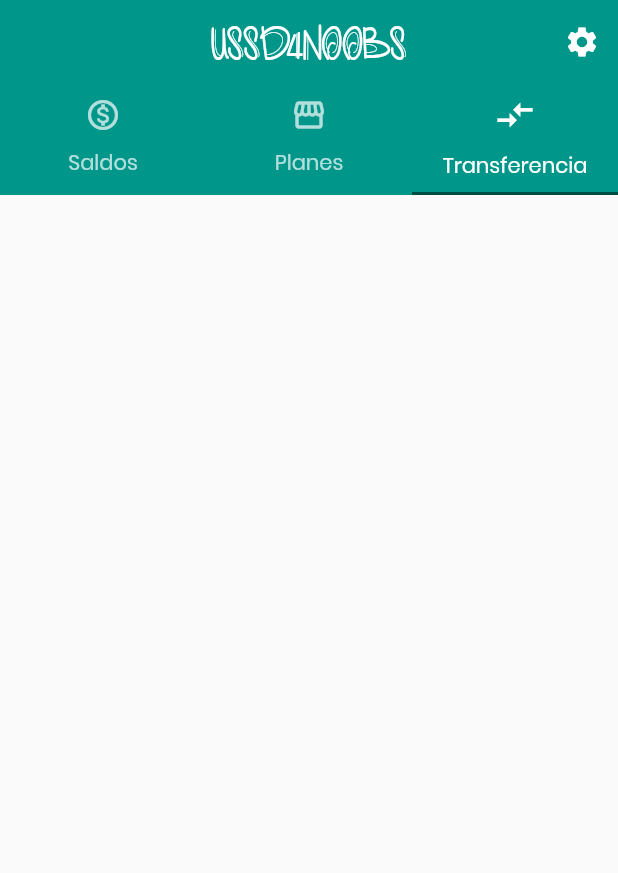
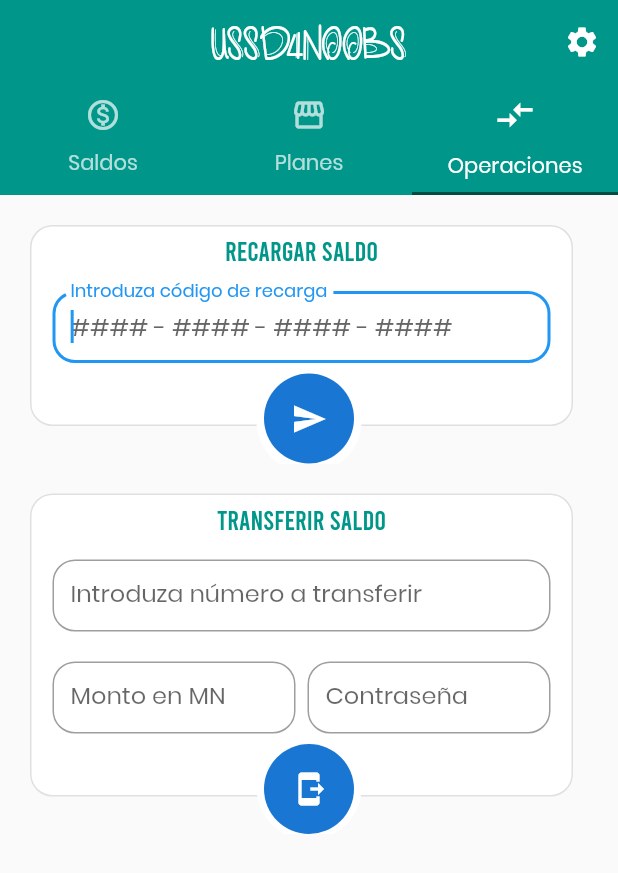
Before and after one commit to Daym3l/ussd4noobs_flutter, a Flutter app: the screen it shows after launch, tab 3 chosen, on a phone screen of 412 x 824 dp. Shown: the top 873 px of the screen. Run offline on Flutter 3.47's test engine with Material 2 defaults, Android fonts, the phone set to English and light mode, and no system bars; our stand-ins replace mask_text_input_formatter, package_info, percent_indicator.

Commit message:
operaciones tab

```diff
--- a/lib/pages/page.home.dart
+++ b/lib/pages/page.home.dart
@@ -1,6 +1,7 @@
 import 'package:flutter/material.dart';
 import 'package:ussd4noobs/pages/tab.planes.dart';
 import 'package:ussd4noobs/pages/tab.saldos.dart';
+import 'package:ussd4noobs/pages/tab.tranferencia.dart';
 import 'package:ussd4noobs/widgets/text/widget.appBarTitle.dart';
 import 'package:ussd4noobs/widgets/text/widget.AppTitleFormat.dart';
 
@@ -33,13 +34,13 @@ class HomePage extends StatelessWidget {
                   Icons.compare_arrows_sharp,
                   size: 28,
                 ),
-                text: 'Transferencia',
+                text: 'Operaciones',
               )
             ],
           ),
         ),
         body: TabBarView(
-          children: [TabSaldos(), TabPlanes(), Container()],
+          children: [TabSaldos(), TabPlanes(), TabTraferencia()],
         ),
       ),
     );
--- /dev/null
+++ b/lib/pages/tab.tranferencia.dart
@@ -0,0 +1,223 @@
+import 'package:flutter/material.dart';
+import 'package:flutter/services.dart';
+import 'package:ussd4noobs/helpers/helper.colors.dart';
+import 'package:ussd4noobs/widgets/text/wideget.Title.dart';
+import 'package:mask_text_input_formatter/mask_text_input_formatter.dart';
+
+class TabTraferencia extends StatefulWidget {
+  @override
+  _TabTraferenciaState createState() => _TabTraferenciaState();
+}
+
+class _TabTraferenciaState extends State<TabTraferencia> {
+  TextEditingController controllerSaldo = TextEditingController();
+  TextEditingController controllerTrans = TextEditingController();
+  var maskFormatterod = new MaskTextInputFormatter(
+      mask: '#### - #### - #### - ####', filter: {"#": RegExp(r'[0-9]')});
+  var maskFormattertelf = new MaskTextInputFormatter(
+      mask: '+53 # ### ## ##', filter: {"#": RegExp(r'[0-9]')});
+
+  @override
+  Widget build(BuildContext context) {
+    // controllerSaldo.addListener(() {
+    //   print(controllerSaldo.text);
+    // });
+    return SingleChildScrollView(
+        child: Column(
+      children: [
+        Stack(
+          children: [
+            Padding(
+              padding: EdgeInsets.fromLTRB(20, 20, 20, 25),
+              child: Container(
+                width: 400,
+                margin: EdgeInsets.only(right: 10),
+                padding: EdgeInsets.fromLTRB(10, 5, 10, 25),
+                decoration: BoxDecoration(
+                  color: Colors.white,
+                  border: Border.all(color: Colors.grey[300], width: 1),
+                  borderRadius: BorderRadius.circular(15),
+                ),
+                child: Column(
+                  children: [
+                    TitleText('Recargar saldo'),
+                    Padding(
+                      padding: EdgeInsets.fromLTRB(4, 16, 4, 16),
+                      child: TextField(
+                        autofocus: true,
+                        controller: controllerSaldo,
+                        keyboardType: TextInputType.number,
+                        textInputAction: TextInputAction.send,
+                        inputFormatters: [maskFormatterod],
+                        decoration: InputDecoration(
+                            labelText: 'Introduza código de recarga',
+                            hintText: '#### - #### - #### - ####',
+                            contentPadding: EdgeInsets.only(left: 12),
+                            border: OutlineInputBorder(
+                                borderRadius: BorderRadius.circular(15))),
+                      ),
+                    )
+                  ],
+                ),
+              ),
+            ),
+            Positioned.fill(
+              bottom: -6.5,
+              child: Align(
+                alignment: Alignment.bottomCenter,
+                child: Container(
+                  width: 70,
+                  height: 70,
+                  decoration: BoxDecoration(
+                    borderRadius: BorderRadius.circular(100),
+                    color: Colors.white,
+                  ),
+                ),
+              ),
+            ),
+            Positioned.fill(
+              bottom: -2,
+              child: Align(
+                alignment: Alignment.bottomCenter,
+                child: Padding(
+                  padding: EdgeInsets.all(2),
+                  child: Container(
+                    width: 60,
+                    height: 60,
+                    decoration: BoxDecoration(
+                      borderRadius: BorderRadius.circular(100),
+                      color: ussd_SecondaryColor,
+                    ),
+                    child: IconButton(
+                      icon: Icon(
+                        Icons.send,
+                        color: Colors.white,
+                      ),
+                      onPressed: () {
+                        print('Reload Saldo');
+                      },
+                    ),
+                  ),
+                ),
+              ),
+            )
+          ],
+        ),
+        Stack(
+          children: [
+            Padding(
+              padding: EdgeInsets.fromLTRB(20, 20, 20, 25),
+              child: Container(
+                width: 400,
+                margin: EdgeInsets.only(right: 10),
+                padding: EdgeInsets.fromLTRB(10, 5, 10, 25),
+                decoration: BoxDecoration(
+                  color: Colors.white,
+                  border: Border.all(color: Colors.grey[300], width: 1),
+                  borderRadius: BorderRadius.circular(15),
+                ),
+                child: Column(
+                  children: [
+                    TitleText('Transferir saldo'),
+                    Padding(
+                      padding: EdgeInsets.fromLTRB(4, 16, 4, 16),
+                      child: TextField(
+                        autofocus: true,
+                        controller: controllerTrans,
+                        keyboardType: TextInputType.phone,
+                        textInputAction: TextInputAction.send,
+                        inputFormatters: [maskFormattertelf],
+                        decoration: InputDecoration(
+                            labelText: 'Introduza número a transferir',
+                            hintText: '+53 5 555 55 55',
+                            contentPadding: EdgeInsets.only(left: 12),
+                            border: OutlineInputBorder(
+                                borderRadius: BorderRadius.circular(15))),
+                      ),
+                    ),
+                    Padding(
+                      padding: EdgeInsets.fromLTRB(4, 4, 4, 16),
+                      child: Row(
+                        mainAxisAlignment: MainAxisAlignment.spaceEvenly,
+                        children: [
+                          Expanded(
+                            child: Padding(
+                              padding: EdgeInsets.only(right: 4),
+                              child: TextField(
+                                keyboardType: TextInputType.number,
+                                decoration: InputDecoration(
+                                    labelText: 'Monto en MN',
+                                    hintText: '25 CUP',
+                                    contentPadding: EdgeInsets.only(left: 12),
+                                    border: OutlineInputBorder(
+                                        borderRadius:
+                                            BorderRadius.circular(15))),
+                              ),
+                            ),
+                          ),
+                          Expanded(
+                              child: Padding(
+                            padding: EdgeInsets.only(left: 4),
+                            child: TextField(
+                                keyboardType: TextInputType.number,
+                                obscureText: true,
+                                decoration: InputDecoration(
+                                  labelText: 'Contraseña',
+                                  contentPadding: EdgeInsets.only(left: 12),
+                                  border: OutlineInputBorder(
+                                      borderRadius: BorderRadius.circular(15)),
+                                )),
+                          ))
+                        ],
+                      ),
+                    )
+                  ],
+                ),
+              ),
+            ),
+            Positioned.fill(
+              bottom: -4,
+              child: Align(
+                alignment: Alignment.bottomCenter,
+                child: Container(
+                  width: 70,
+                  height: 70,
+                  decoration: BoxDecoration(
+                    borderRadius: BorderRadius.circular(100),
+                    color: Colors.white,
+                  ),
+                ),
+              ),
+            ),
+            Positioned.fill(
+              bottom: -2.0,
+              child: Align(
+                alignment: Alignment.bottomCenter,
+                child: Padding(
+                  padding: EdgeInsets.all(2),
+                  child: Container(
+                    width: 60,
+                    height: 60,
+                    decoration: BoxDecoration(
+                      borderRadius: BorderRadius.circular(100),
+                      color: ussd_SecondaryColor,
+                    ),
+                    child: IconButton(
+                      icon: Icon(
+                        Icons.send_to_mobile,
+                        color: Colors.white,
+                      ),
+                      onPressed: () {
+                        print('Reload Saldo');
+                      },
+                    ),
+                  ),
+                ),
+              ),
+            )
+          ],
+        ),
+      ],
+    ));
+  }
+}
--- a/pubspec.yaml
+++ b/pubspec.yaml
@@ -27,6 +27,8 @@ dependencies:
   flutter_launcher_icons: "^0.8.0"
   package_info: ^2.0.0
   percent_indicator: ^2.1.9+1
+  mask_text_input_formatter: ^1.2.1
+
 
 flutter_icons:
   android: true
```
Also changed, not shown: pubspec.lock, 3 other files.
